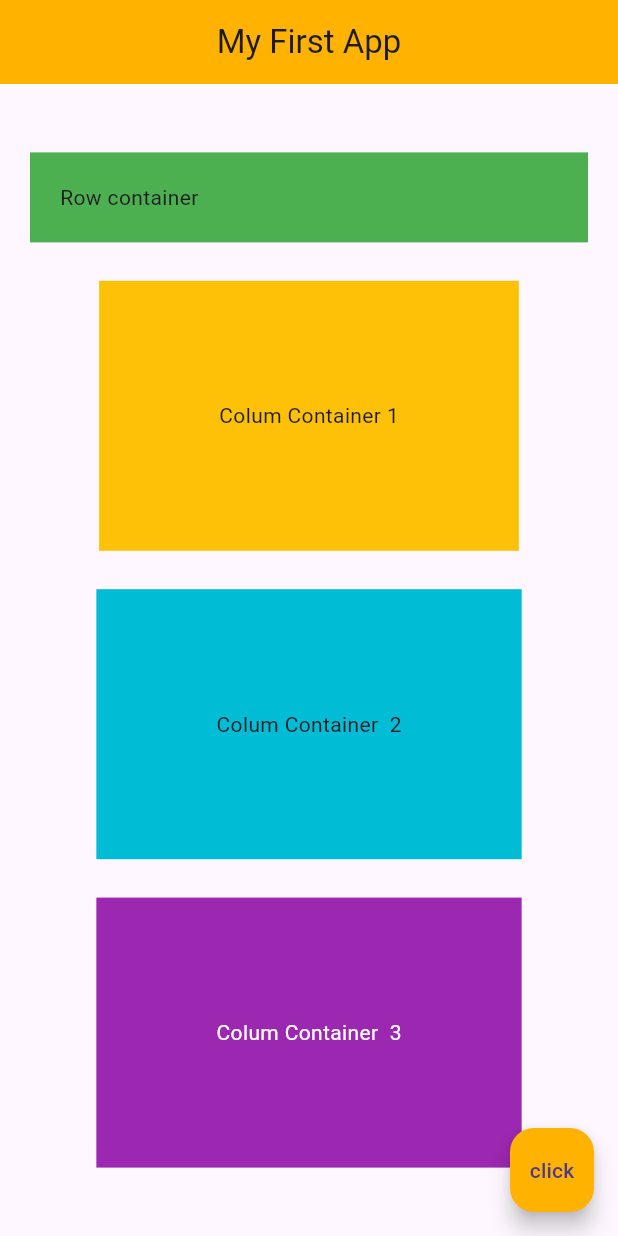
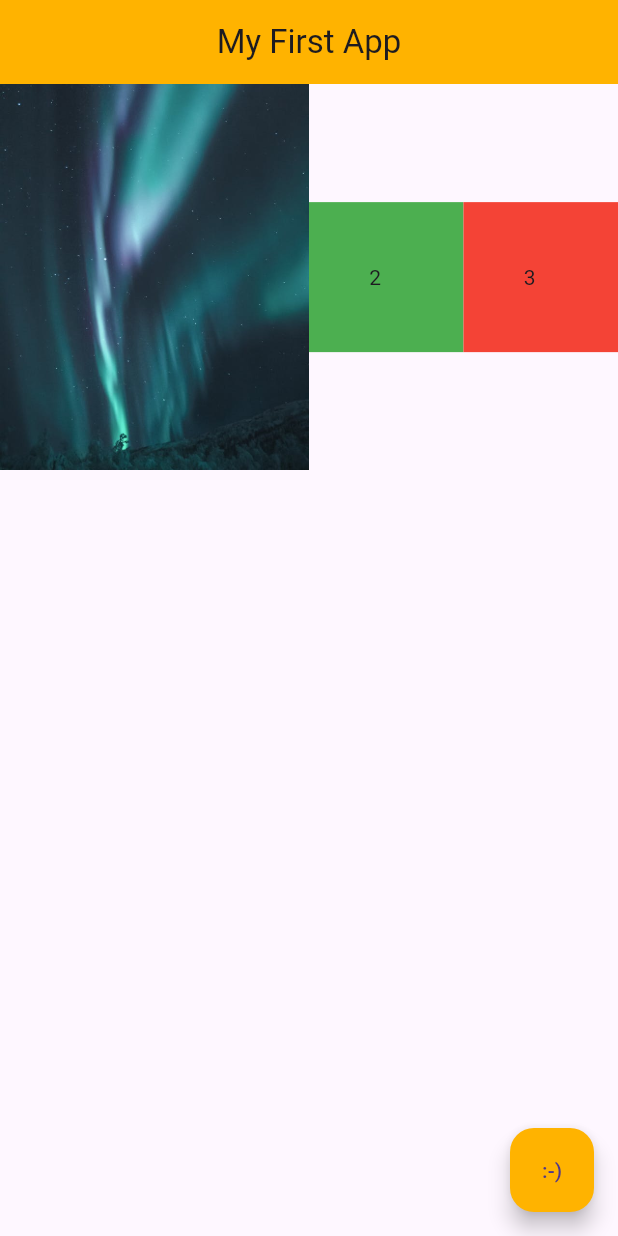
Before and after one commit to Chamal1120/flutter-tutorial, a Flutter app: the screen it shows after launch, on a phone screen of 412 x 824 dp. Run offline on Flutter 3.47's test engine with Material 3 defaults, Android fonts, the phone set to English and light mode, and no system bars.

Commit message:
finish Expanded Widgets

```diff
--- a/lib/main.dart
+++ b/lib/main.dart
@@ -14,49 +14,42 @@ class Home extends StatelessWidget {
       centerTitle: true,
       backgroundColor: Colors.amber[600],
     ),
-    body: Padding(
-      padding: const EdgeInsets.all(20.0),
-      child: Column(
-        mainAxisAlignment: MainAxisAlignment.spaceEvenly,
-        crossAxisAlignment: CrossAxisAlignment.center,
+    body: Row(
         children: [
-            Column(
-              crossAxisAlignment: CrossAxisAlignment.stretch,
-              children: [
-                Container(
-                  padding: EdgeInsets.all(20.0),
-                  color: Colors.green,
-                  child: Text('Row container'),
-                )
-              ],
+          Expanded(
+            flex: 2,
+            child: Image.asset('assets/images/image-2.jpg')
+          ),
+          //Expanded(
+          //  flex: 3,
+          //  child: Container(
+          //    padding: EdgeInsets.all(40.0),
+          //    color: Colors.blue,
+          //    child: Text('1'),
+          //  ),
+          //),
+          Expanded(
+            flex: 1,
+            child: Container(
+              padding: EdgeInsets.all(40.0),
+              color: Colors.green,
+              child: Text('2'),
             ),
-            Container(
-              padding: EdgeInsets.all(80.0),
-              color: Colors.amber,
-              child: Text('Colum Container 1'),
+          ),
+          Expanded(
+            flex: 1,
+            child: Container(
+              padding: EdgeInsets.all(40.0),
+              color: Colors.red,
+              child: Text('3'),
             ),
-            Container(
-              padding: EdgeInsets.all(80.0),
-              color: Colors.cyan,
-              child: Text('Colum Container  2'),
-            ),
-            Container(
-              padding: EdgeInsets.all(80.0),
-              color: Colors.purple,
-              child: Text(
-                'Colum Container  3',
-                style: TextStyle(
-                  color: Colors.white,
-                ),
-              ),
-            ),
+          ),
         ],
       ),
-    ),
     floatingActionButton: FloatingActionButton(
       onPressed: () {},
       backgroundColor: Colors.amber[600],
-      child: Text('click'),
+      child: Text(':-)'),
     ),
   );
   }
```
